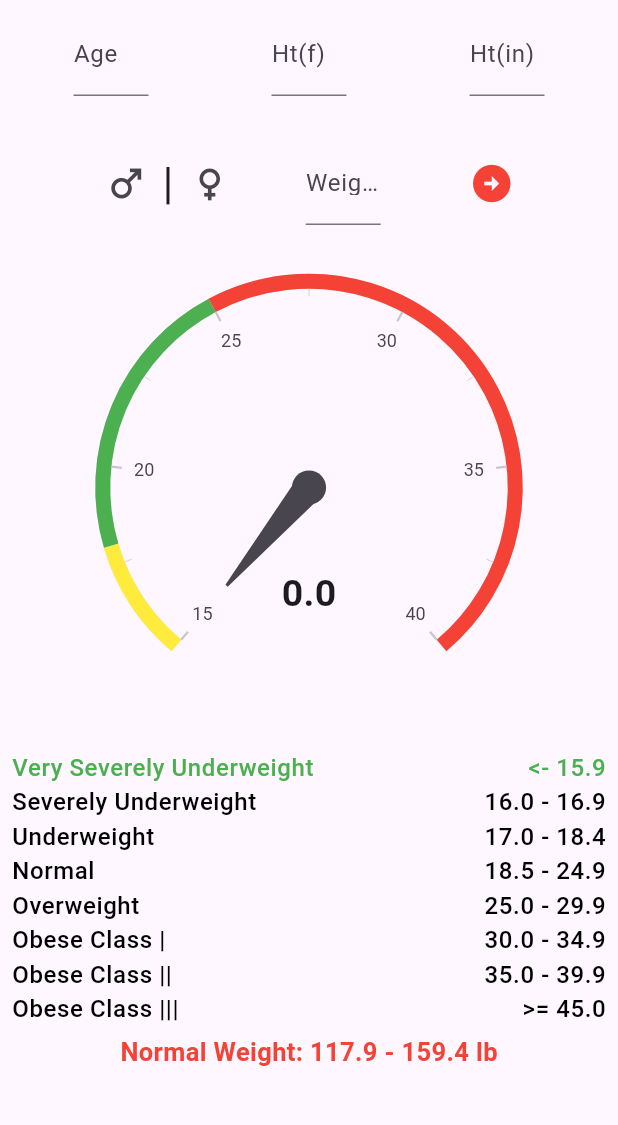
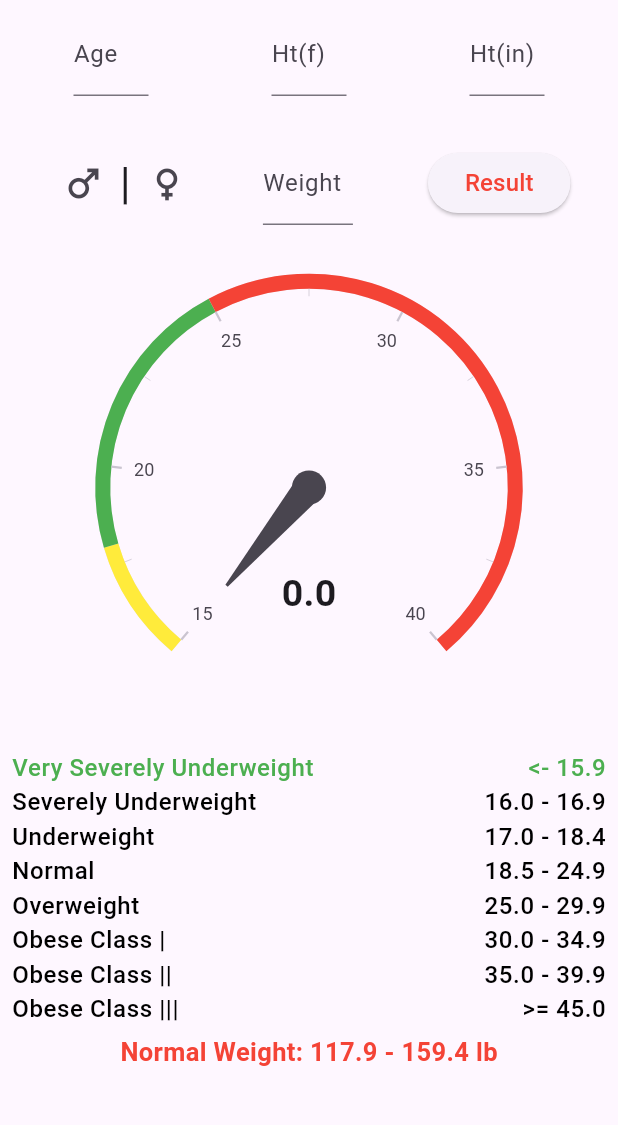
Before and after one commit to fahadmahmud81/BMI_Calculator, a Flutter app: the screen it shows after launch, on a phone screen of 412 x 824 dp, the part 84-1209 px from its top. Run offline on Flutter 3.47's test engine with Material 3 defaults, Android fonts, the phone set to English and light mode, and no system bars; drawn by our look-alikes of syncfusion_flutter_gauges.

Commit message:
Main button

```diff
--- a/lib/main.dart
+++ b/lib/main.dart
@@ -102,14 +102,20 @@ class _HomeScreenState extends State<HomeScreen> {
                   SizedBox(
                     width: 40,
                   ),
-                  CustomInputField(
+                  SizedBox(
+                    width: 60,
+                    child: CustomInputField(
+
                       controller: wtController,
                       labelText: 'Weight',
+                    ),
                   ),
                   SizedBox(
                     width: 50,
                   ),
-                  IconButton(
+                  SizedBox(
+                    width: 95,
+                    child: ElevatedButton(
                         onPressed: () {
                           FocusScope.of(context).unfocus();
                           double? ft = double.tryParse(ftController.text)??0;
@@ -125,11 +131,12 @@ class _HomeScreenState extends State<HomeScreen> {
 
 
                         },
-                      icon: Icon(
-                        Icons.arrow_circle_right,
-                        size: 30,
-                        color: Colors.red,
-                      )),
+                      child: Text(
+                        'Result',
+                        style: TextStyle(fontSize: 16, color: Colors.red),
+                      ),
+                    ),
+                  ),
                 ],
               ),
 
```
Lines whose indentation alone changed are shown as unchanged.
